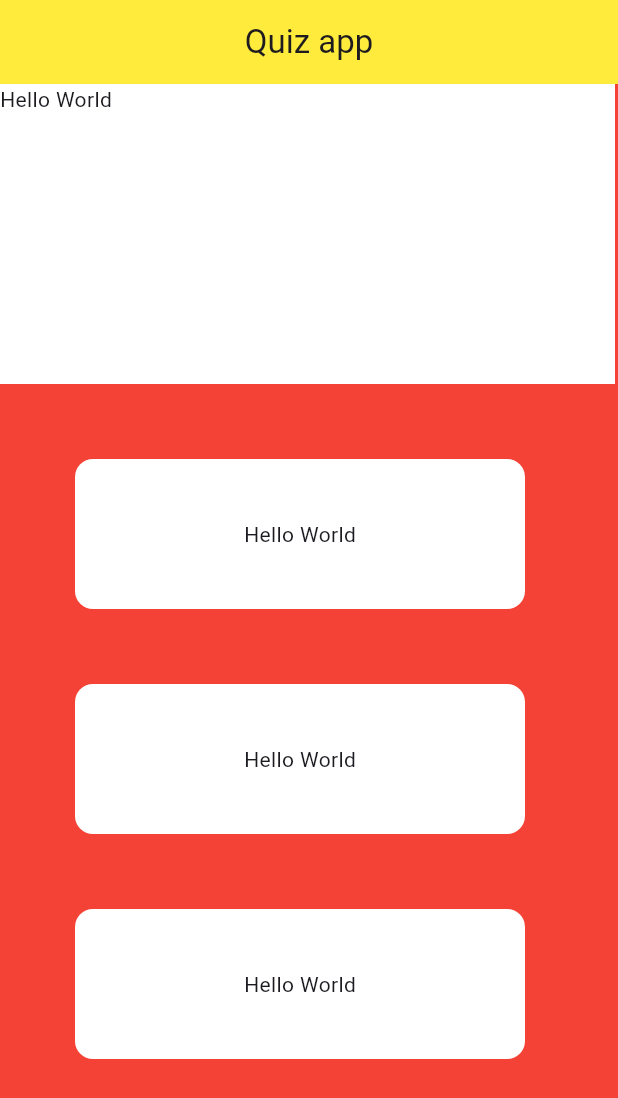
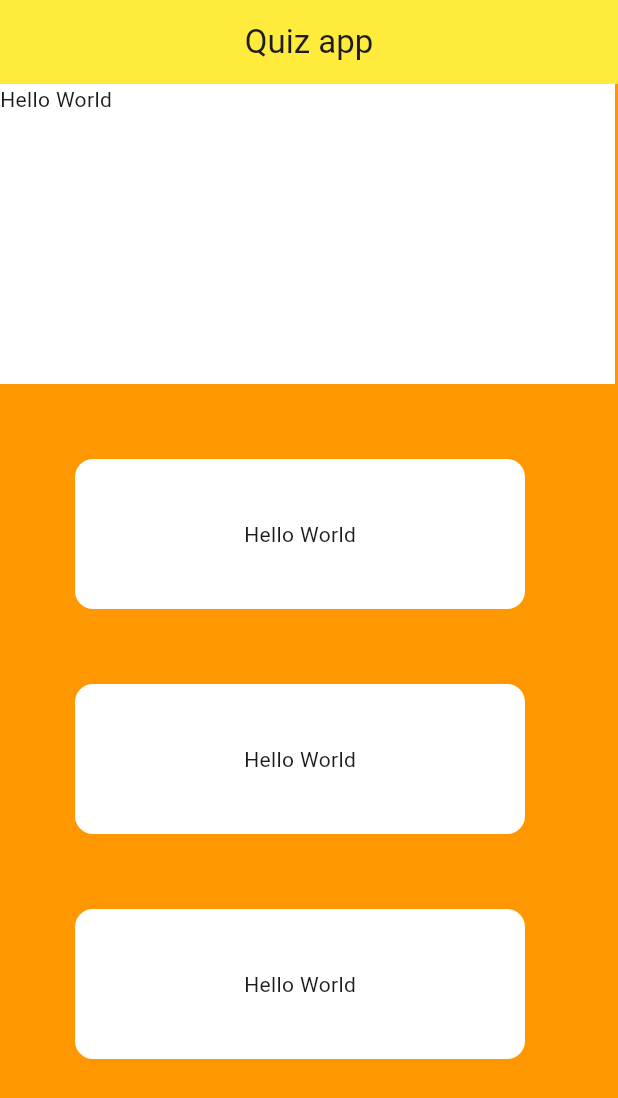
Before and after one commit to hitachi-itachi/MiniquizApp, a Flutter app: the screen it shows after launch, on a phone screen of 412 x 824 dp. Shown: the top 1098 px of the screen. Run offline on Flutter 3.47's test engine with Material 3 defaults, Android fonts, the phone set to English and light mode, and no system bars.

Commit message:
Feature: Implemented colours for right and wrong answers

```diff
--- a/miniquizapp/lib/Pages/quizpage.dart
+++ b/miniquizapp/lib/Pages/quizpage.dart
@@ -1,7 +1,24 @@
+import 'package:flutter/foundation.dart';
 import 'package:flutter/material.dart';
 
-class quizPage extends StatelessWidget {
+class quizPage extends StatefulWidget {
   const quizPage({Key? key}) : super(key: key);
+
+  @override
+  _QuizPageState createState() => _QuizPageState();
+}
+
+class _QuizPageState extends State<quizPage> {
+  Color buttonColor = Colors.white; // Initial color of the button
+  Color button1Color = Colors.white;
+
+  void changeColor() {
+    setState(() {
+      // Change button color when tapped
+      buttonColor = Colors.green; // Change this to the desired color
+      button1Color = Colors.red;
+    });
+  }
 
   @override
   Widget build(BuildContext context) {
@@ -11,10 +28,9 @@ class quizPage extends StatelessWidget {
           centerTitle: true,
           backgroundColor: Colors.yellow,
         ),
-      body: Stack(
-        children: [
+        body: Stack(children: [
           Container(
-            color: Colors.red,
+            color: Colors.orange,
           ),
           Positioned(
             child: Row(
@@ -37,33 +53,46 @@ class quizPage extends StatelessWidget {
               child: Row(
                 mainAxisAlignment: MainAxisAlignment.spaceBetween,
                 children: <Widget>[
-                Container(
+                  GestureDetector(
+                    onTap: () {
+                      changeColor();
+                    },
+                    child: Container(
                       alignment: Alignment.center,
                       height: 100,
                       width: 300,
                       child: Text("Hello World"),
                       decoration: BoxDecoration(
-                      color: Colors.white,
-                      borderRadius: BorderRadius.circular(12)),
-                ),
-              ],
+                        color: button1Color,
+                        borderRadius: BorderRadius.circular(12),
                       ),
                     ),
+                  ),
+                  // Add other widgets if needed here separated by commas
+                ],
+              )),
           Positioned(
             top: 400,
             left: 50,
             child: Row(
               mainAxisAlignment: MainAxisAlignment.spaceBetween,
               children: <Widget>[
-                Container(
+                GestureDetector(
+                  onTap: () {
+                    changeColor(); // Call function to change color on tap
+                  },
+                  child: Container(
                     alignment: Alignment.center,
                     height: 100,
                     width: 300,
                     child: Text("Hello World"),
                     decoration: BoxDecoration(
-                      color: Colors.white,
-                      borderRadius: BorderRadius.circular(12)),
+                      color: buttonColor,
+                      borderRadius: BorderRadius.circular(12),
                     ),
+                  ),
+                ),
+                // Add other widgets if needed here separated by commas
               ],
             ),
           ),
@@ -73,20 +102,25 @@ class quizPage extends StatelessWidget {
             child: Row(
               mainAxisAlignment: MainAxisAlignment.spaceBetween,
               children: <Widget>[
-                Container(
+                GestureDetector(
+                  onTap: () {
+                    changeColor();
+                  },
+                  child: Container(
                     alignment: Alignment.center,
                     height: 100,
                     width: 300,
                     child: Text("Hello World"),
                     decoration: BoxDecoration(
-                      color: Colors.white,
-                      borderRadius: BorderRadius.circular(12)),
+                      color: button1Color,
+                      borderRadius: BorderRadius.circular(12),
                     ),
+                  ),
+                ),
+                // Add other widgets if needed here separated by commas
               ],
             ),
-          ),
-        ],
-      ),
-    );
+          )
+        ]));
   }
 }
```
Lines whose indentation alone changed are shown as unchanged.
